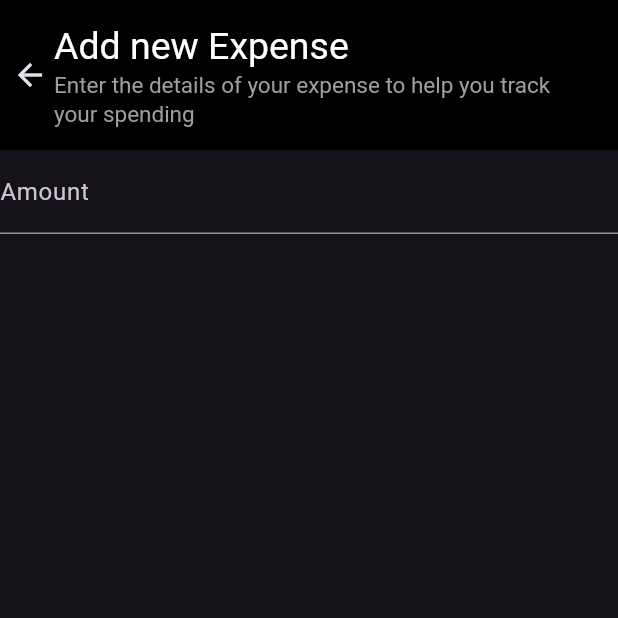
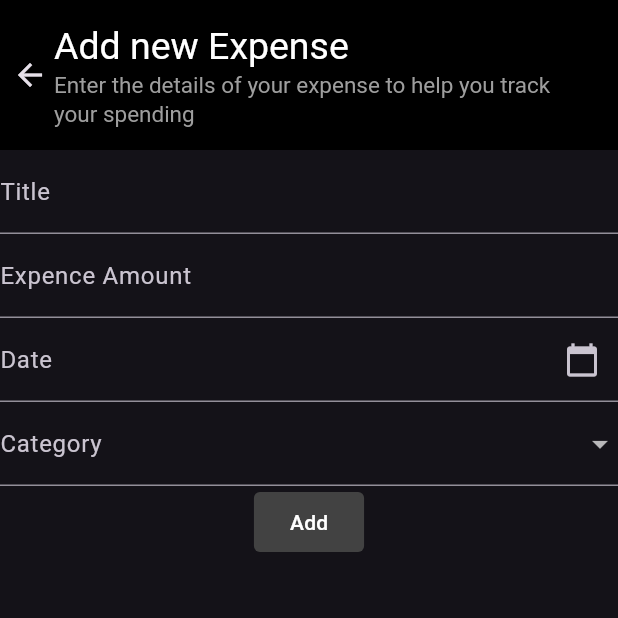
Before and after one commit to NightFury-KN/expencetracker, a Flutter app: the screen it shows after launch, after a tap on the "add" icon, on a phone screen of 412 x 824 dp, the top half of it. Run offline on Flutter 3.47's test engine with Material 3 defaults, Android fonts, the phone set to English and light mode, and no system bars; missing offline and left inert: dart:ffi.

Commit message:
chore: Finalize frontend form and list setup before backend integration

```diff
--- a/lib/models/expence.dart
+++ b/lib/models/expence.dart
@@ -31,4 +31,8 @@ class Expence {
 
     }
   ): id = generateSimpleId();
+
+  static void add(Expence expence) {
+
+  }
 }
--- a/lib/screens/home.dart
+++ b/lib/screens/home.dart
@@ -15,6 +15,7 @@ class Homescreen extends StatefulWidget {
 }
 
 String selectedFilter = "Today";
+
 
 class _HomescreenState extends State<Homescreen> {
   List<Expence> allExpenses = [
@@ -44,7 +45,14 @@ class _HomescreenState extends State<Homescreen> {
       date: DateTime.now().subtract(Duration(days: 10)),
       category: Cat.entertainment,
     ),
+
   ];
+
+  void _addExpense(Expence expense){
+  setState((){
+    allExpenses.add(expense);
+  });
+}
   @override
   Widget build(BuildContext context) {
     return Scaffold(
@@ -63,7 +71,7 @@ class _HomescreenState extends State<Homescreen> {
             IconButton(
               onPressed:
                   () => Navigator.of(context).push(
-                    MaterialPageRoute(builder: (context) => const Newexpence()),
+                    MaterialPageRoute(builder: (context) => Newexpence(onAddExpense: _addExpense)),
                   ),
               icon: const Icon(Icons.add),
             ),
--- a/lib/screens/newexpence.dart
+++ b/lib/screens/newexpence.dart
@@ -1,13 +1,24 @@
+import 'dart:ffi';
+
+import 'package:expencetracker/models/expence.dart';
 import 'package:flutter/material.dart';
 
 class Newexpence extends StatefulWidget {
- const  Newexpence({super.key});
-
+  final void Function(Expence) onAddExpense;
+  const Newexpence({super.key, required this.onAddExpense});
   @override
   State<Newexpence> createState() => _NewexpenceState();
 }
 
 class _NewexpenceState extends State<Newexpence> {
+  final _formGlobalKey = GlobalKey<FormState>();
+  final TextEditingController _dateController = TextEditingController();
+  DateTime? _selectedDate;
+  String _title = '';
+  double _amount = 0;
+  DateTime _date = DateTime.now();
+  Cat _category = Cat.other;
+
   @override
   Widget build(BuildContext context) {
     return Scaffold(
@@ -15,22 +26,18 @@ class _NewexpenceState extends State<Newexpence> {
         leadingWidth: 20,
         toolbarHeight: 100,
         backgroundColor: Colors.black,
-        title:  Align(
+        title: Align(
           alignment: Alignment.centerLeft,
           child: Column(
             crossAxisAlignment: CrossAxisAlignment.start,
             children: [
-                Text("Add new Expense",
-                style: TextStyle(
-                    fontSize: 25,
-                    color: Colors.white,
+              Text(
+                "Add new Expense",
+                style: TextStyle(fontSize: 25, color: Colors.white),
               ),
-                ),
-                Text("Enter the details of your expense to help you track your spending",
-                  style: TextStyle(
-                    fontSize: 15,
-                    color: Colors.grey,
-                  ),
+              Text(
+                "Enter the details of your expense to help you track your spending",
+                style: TextStyle(fontSize: 15, color: Colors.grey),
                 softWrap: true,
                 maxLines: 2,
                 overflow: TextOverflow.ellipsis,
@@ -39,21 +46,118 @@ class _NewexpenceState extends State<Newexpence> {
           ),
         ),
       ),
-        body: Container(
+      body: Form(
+        key: _formGlobalKey,
         child: Column(
           children: [
-              TextField(
-                keyboardType: TextInputType.number,
-                decoration: const InputDecoration(
-                  label: Text("Amount"),
+            TextFormField(
+              decoration: const InputDecoration(label: Text("Title")),
+              validator: (value) {
+                if (value == null || value.isEmpty) {
+                  return "Title cannot be empty";
+                }
+                return null;
+              },
+              onSaved: (value) {
+                _title = value!;
+              },
             ),
 
-              )
+            TextFormField(
+              keyboardType: TextInputType.number,
+              decoration: const InputDecoration(label: Text("Expence Amount")),
+              validator: (value) {
+                if (value == null || value.isEmpty) {
+                  return "Title cannot be empty";
+                }
+                return null;
+              },
+              onSaved: (value) {
+                if (value == null || value.isEmpty) {
+                } else {
+                  _amount = double.parse(value);
+                }
+              },
+            ),
+
+            TextFormField(
+              controller: _dateController,
+              readOnly: true,
+              decoration: const InputDecoration(
+                label: Text("Date"),
+                suffixIcon: Icon(Icons.calendar_today),
+              ),
+              onTap: () async {
+                final DateTime? pickedDate = await showDatePicker(
+                  context: context,
+                  initialDate: DateTime.now(),
+                  firstDate: DateTime(2000),
+                  lastDate: DateTime(2100),
+                );
+                if (pickedDate != null) {
+                  setState(() {
+                    _selectedDate = pickedDate;
+                    _dateController.text =
+                        "${pickedDate.day}/${pickedDate.month}/${pickedDate.year}";
+                  });
+                }
+              },
+              validator: (value) {
+                if (value == null || value.isEmpty) {
+                  return "Title cannot be empty";
+                }
+                return null;
+              },
+
+              onSaved: (value) {
+                _date = _selectedDate!;
+              },
+            ),
+
+            DropdownButtonFormField(
+              decoration: const InputDecoration(label: Text("Category")),
+              items:
+                  Cat.values.map((p) {
+                    return DropdownMenuItem(value: p, child: Text(p.name));
+                  }).toList(),
+              onChanged: (value) {
+                print(value);
+                if (value != null) {
+                  setState(() {
+                    _category = value;
+                  });
+                }
+              },
+            ),
+
+            FilledButton(
+              onPressed: () {
+                if (_formGlobalKey.currentState!.validate()) {
+                  _formGlobalKey.currentState!.save();
+
+                  widget.onAddExpense(
+                    Expence(
+                      title: _title,
+                      amount: _amount,
+                      date: _date,
+                      category: _category,
+                    ),
+                  );
+                  Navigator.pop(context);
+                }
+              },
+              style: FilledButton.styleFrom(
+                backgroundColor: Colors.grey[800],
+                foregroundColor: Colors.white,
+                shape: RoundedRectangleBorder(
+                  borderRadius: BorderRadius.circular(4),
+                ),
+              ),
+              child: Text("Add"),
+            ),
           ],
         ),
       ),
-
-
     );
   }
 }
```
Also changed, not shown: lib/widgets/buildFilterButton.dart (+14 -10 lines), flutter_01.png (added), lib/main.dart (line endings or trailing spaces). Lines whose indentation alone changed are shown as unchanged.
